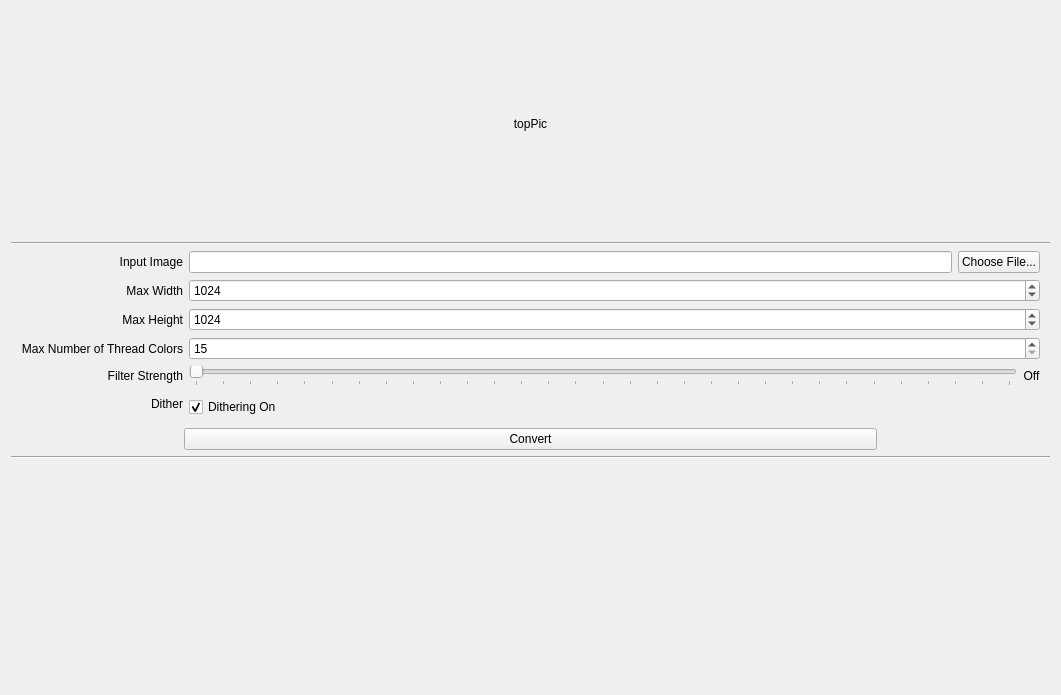
First picture: the form in StitchBuilderGraphical/form.ui, repository taylornelms15/stichbuilder, before the edit.
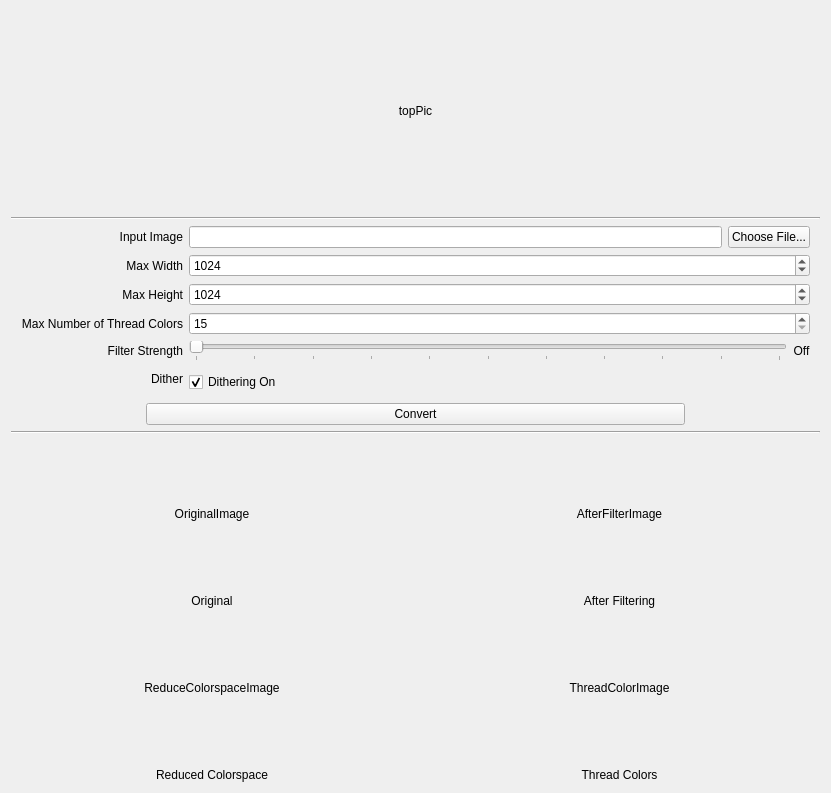
Second picture: the form after the edit. Custom widgets are drawn as their Qt base class.

Commit message: Succeeded in getting gui to perform cross-stitch conversion

Patch:
```diff
--- a/StitchBuilderGraphical/form.ui
+++ b/StitchBuilderGraphical/form.ui
@@ -6,8 +6,8 @@
    <rect>
     <x>0</x>
     <y>0</y>
-    <width>1061</width>
-    <height>695</height>
+    <width>831</width>
+    <height>793</height>
    </rect>
   </property>
   <property name="windowTitle">
@@ -15,7 +15,7 @@
   </property>
   <layout class="QHBoxLayout" name="horizontalLayout">
    <item>
-    <layout class="QVBoxLayout" name="verticalLayout" stretch="1,0,0,0,0,1">
+    <layout class="QVBoxLayout" name="verticalLayout" stretch="1,0,0,0,0,3">
      <item>
       <widget class="ImageLabel" name="topPic">
        <property name="sizePolicy">
@@ -182,10 +182,10 @@
          <item>
           <widget class="QSlider" name="filterStrengthSlider">
            <property name="maximum">
-            <number>30</number>
+            <number>20</number>
            </property>
            <property name="pageStep">
-            <number>5</number>
+            <number>2</number>
            </property>
            <property name="orientation">
             <enum>Qt::Horizontal</enum>
@@ -193,6 +193,9 @@
            <property name="tickPosition">
             <enum>QSlider::TicksBelow</enum>
            </property>
+           <property name="tickInterval">
+            <number>2</number>
+           </property>
           </widget>
          </item>
          <item>
@@ -298,7 +301,112 @@
       </widget>
      </item>
      <item>
-      <layout class="QHBoxLayout" name="horizontalLayout_2"/>
+      <layout class="QGridLayout" name="gridLayout_2" rowstretch="1,0,1,0" columnstretch="1,1">
+       <item row="3" column="0">
+        <widget class="QLabel" name="label_7">
+         <property name="text">
+          <string>Reduced Colorspace</string>
+         </property>
+         <property name="alignment">
+          <set>Qt::AlignCenter</set>
+         </property>
+        </widget>
+       </item>
+       <item row="0" column="0">
+        <widget class="ImageLabel" name="OriginalImageLabel">
+         <property name="sizePolicy">
+          <sizepolicy hsizetype="Expanding" vsizetype="Expanding">
+           <horstretch>0</horstretch>
+           <verstretch>0</verstretch>
+          </sizepolicy>
+         </property>
+         <property name="text">
+          <string>OriginalImage</string>
+         </property>
+         <property name="alignment">
+          <set>Qt::AlignCenter</set>
+         </property>
+        </widget>
+       </item>
+       <item row="1" column="0">
+        <widget class="QLabel" name="label_8">
+         <property name="text">
+          <string>Original</string>
+         </property>
+         <property name="alignment">
+          <set>Qt::AlignCenter</set>
+         </property>
+        </widget>
+       </item>
+       <item row="2" column="0">
+        <widget class="ImageLabel" name="ReducedColorspaceImageLabel">
+         <property name="sizePolicy">
+          <sizepolicy hsizetype="Expanding" vsizetype="Expanding">
+           <horstretch>0</horstretch>
+           <verstretch>0</verstretch>
+          </sizepolicy>
+         </property>
+         <property name="text">
+          <string>ReduceColorspaceImage</string>
+         </property>
+         <property name="alignment">
+          <set>Qt::AlignCenter</set>
+         </property>
+        </widget>
+       </item>
+       <item row="1" column="1">
+        <widget class="QLabel" name="label_11">
+         <property name="text">
+          <string>After Filtering</string>
+         </property>
+         <property name="alignment">
+          <set>Qt::AlignCenter</set>
+         </property>
+        </widget>
+       </item>
+       <item row="0" column="1">
+        <widget class="ImageLabel" name="AfterFilterImageLabel">
+         <property name="sizePolicy">
+          <sizepolicy hsizetype="Expanding" vsizetype="Expanding">
+           <horstretch>0</horstretch>
+           <verstretch>0</verstretch>
+          </sizepolicy>
+         </property>
+         <property name="text">
+          <string>AfterFilterImage</string>
+         </property>
+         <property name="alignment">
+          <set>Qt::AlignCenter</set>
+         </property>
+        </widget>
+       </item>
+       <item row="2" column="1">
+        <widget class="ImageLabel" name="ThreadColorImageLabel">
+         <property name="sizePolicy">
+          <sizepolicy hsizetype="Expanding" vsizetype="Expanding">
+           <horstretch>0</horstretch>
+           <verstretch>0</verstretch>
+          </sizepolicy>
+         </property>
+         <property name="text">
+          <string>ThreadColorImage</string>
+         </property>
+         <property name="alignment">
+          <set>Qt::AlignCenter</set>
+         </property>
+        </widget>
+       </item>
+       <item row="3" column="1">
+        <widget class="QLabel" name="label_14">
+         <property name="text">
+          <string>Thread Colors</string>
+         </property>
+         <property name="alignment">
+          <set>Qt::AlignCenter</set>
+         </property>
+        </widget>
+       </item>
+      </layout>
      </item>
     </layout>
    </item>
```
The commit also changes 2 other files.
